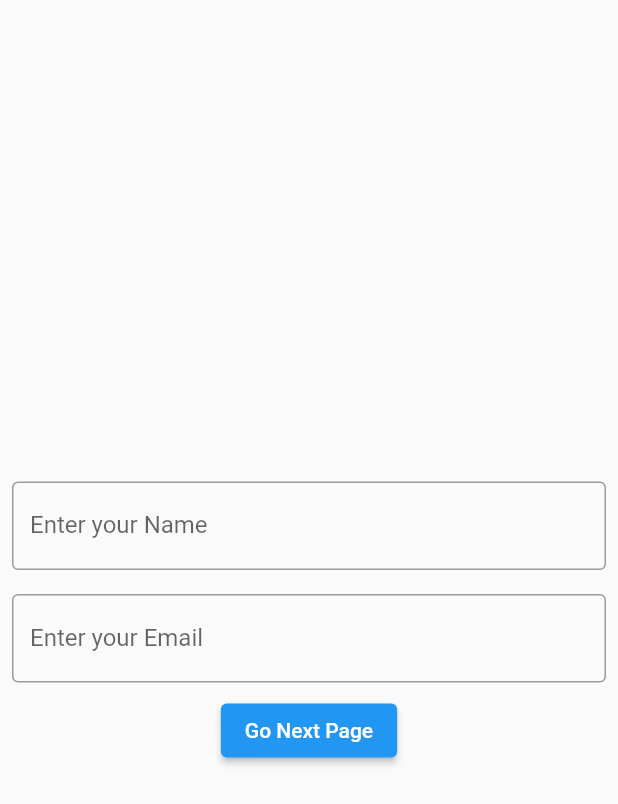
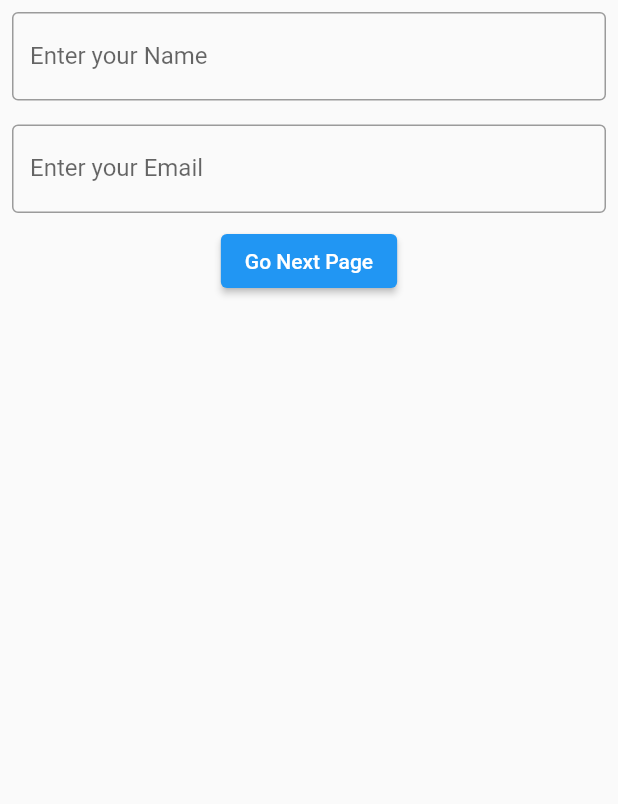
Before and after one commit to medait-3/les_scrolling_text_flutter, a Flutter app: the screen it shows after launch, on a phone screen of 412 x 824 dp. Shown: the top 804 px of the screen. Run offline on Flutter 3.47's test engine with Material 2 defaults, Android fonts, the phone set to English and light mode, and no system bars; our stand-ins replace text_scroll.

Commit message:
add fonts

```diff
--- a/lib/main.dart
+++ b/lib/main.dart
@@ -34,7 +34,8 @@ class _FormState extends State<Form> {
   @override
   Widget build(BuildContext context) {
     return Scaffold(
-      body: Center(
+      body: SingleChildScrollView(
+        child: Center(
           child: Column(
             mainAxisAlignment: MainAxisAlignment.center,
             children: [
@@ -43,7 +44,8 @@ class _FormState extends State<Form> {
                 child: TextField(
                   controller: _name,
                   decoration: InputDecoration(
-                    border: OutlineInputBorder(), labelText: 'Enter your Name'),
+                      border: OutlineInputBorder(),
+                      labelText: 'Enter your Name'),
                 ),
               ),
               Padding(
@@ -67,6 +69,7 @@ class _FormState extends State<Form> {
             ],
           ),
         ),
+      ),
     );
   }
 }
--- a/pubspec.yaml
+++ b/pubspec.yaml
@@ -79,7 +79,7 @@ flutter:
   fonts:
     - family: a
       fonts:
-        - asset: fonts/a.ttf
+        - asset: assets/a.ttf
   #       - asset: fonts/Schyler-Italic.ttf
   #         style: italic
   #   - family: Trajan Pro
```
Also changed, not shown: lib/first.dart (+6 -4 lines). Lines whose indentation alone changed are shown as unchanged.
